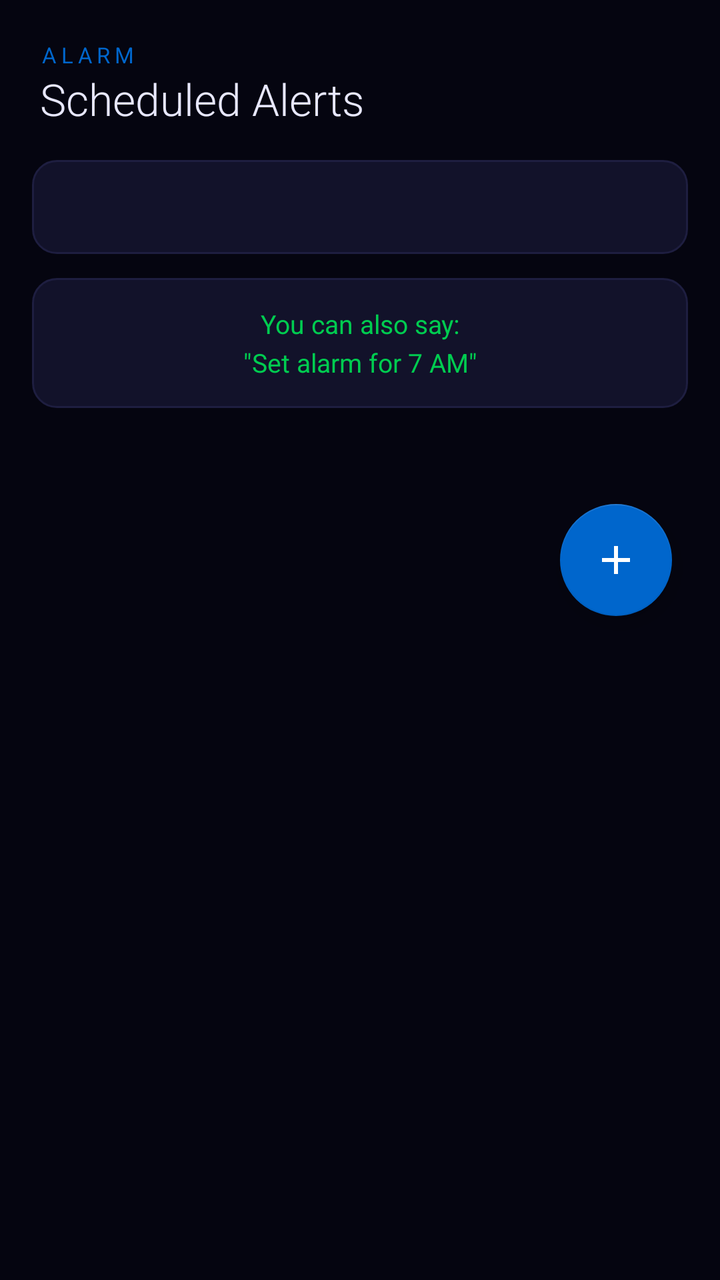
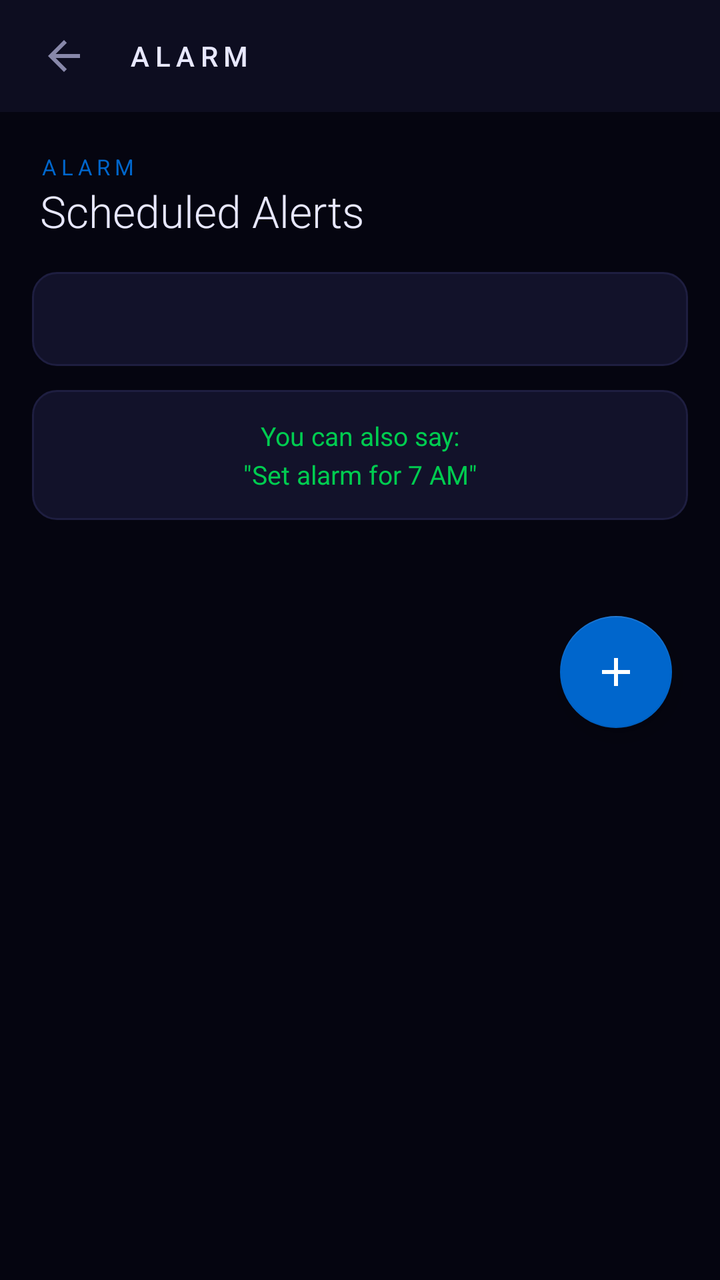

An Android layout rendered at two revisions. The XML below is the earlier revision; the diff shows what the commit changed to produce the second picture.
<!-- AndroidManifest.xml: application theme Theme.JAVIS -->
<!-- res/layout/activity_alarms.xml -->
<?xml version="1.0" encoding="utf-8"?>
<LinearLayout xmlns:android="http://schemas.android.com/apk/res/android"
    xmlns:app="http://schemas.android.com/apk/res-auto"
    android:layout_width="match_parent"
    android:layout_height="match_parent"
    android:orientation="vertical"
    android:background="@color/javis_bg">

    <TextView
        android:layout_width="wrap_content"
        android:layout_height="wrap_content"
        android:text="ALARM"
        android:textColor="@color/javis_red"
        android:textSize="11sp"
        android:letterSpacing="0.2"
        android:paddingHorizontal="20dp"
        android:paddingTop="20dp"/>

    <TextView
        android:layout_width="wrap_content"
        android:layout_height="wrap_content"
        android:text="Scheduled Alerts"
        android:textColor="@color/javis_text_primary"
        android:textSize="22sp"
        android:fontFamily="sans-serif-light"
        android:paddingHorizontal="20dp"
        android:layout_marginBottom="16dp"/>

    <TextView
        android:id="@+id/tv_alarm_info"
        android:layout_width="match_parent"
        android:layout_height="wrap_content"
        android:paddingHorizontal="20dp"
        android:paddingVertical="14dp"
        android:gravity="center"
        android:textColor="@color/javis_text_secondary"
        android:textSize="14sp"
        android:lineSpacingExtra="4dp"
        android:background="@drawable/bg_card"
        android:layout_marginHorizontal="16dp"
        android:layout_marginBottom="12dp"/>

    <TextView
        android:layout_width="match_parent"
        android:layout_height="wrap_content"
        android:paddingHorizontal="20dp"
        android:paddingVertical="14dp"
        android:gravity="center"
        android:text="You can also say:\n&quot;Set alarm for 7 AM&quot;"
        android:textColor="@color/javis_green"
        android:textSize="13sp"
        android:lineSpacingExtra="4dp"
        android:background="@drawable/bg_card"
        android:layout_marginHorizontal="16dp"
        android:layout_marginBottom="24dp"/>

    <com.google.android.material.floatingactionbutton.FloatingActionButton
        android:id="@+id/fab_add_alarm"
        android:layout_width="wrap_content"
        android:layout_height="wrap_content"
        android:layout_gravity="bottom|end"
        android:layout_margin="24dp"
        android:src="@drawable/ic_add"
        android:contentDescription="Add alarm"
        app:backgroundTint="@color/javis_red"
        app:tint="@color/white" />

</LinearLayout>
<!-- resources referenced by this layout -->
<resources>
  <color name="javis_bg">#050510</color>
  <color name="javis_green">#00CC50</color>
  <color name="javis_red">#0066CC</color>
  <color name="javis_text_primary">#E8E8FF</color>
  <color name="javis_text_secondary">#8888AA</color>
  <color name="white">#FFFFFFFF</color>
  <!-- drawable bg_card (drawable) -->
  <?xml version="1.0" encoding="utf-8"?>
  <shape xmlns:android="http://schemas.android.com/apk/res/android">
      <solid android:color="#12122A"/>
      <corners android:radius="12dp"/>
      <stroke android:width="1dp" android:color="#1E1E40"/>
  </shape>
  <!-- drawable ic_add (drawable) -->
  <?xml version="1.0" encoding="utf-8"?>
  <vector xmlns:android="http://schemas.android.com/apk/res/android"
      android:width="24dp" android:height="24dp"
      android:viewportWidth="24" android:viewportHeight="24">
      <path android:fillColor="#FFFFFF"
          android:pathData="M19,13h-6v6h-2v-6H5v-2h6V5h2v6h6v2z"/>
  </vector>
  <style name="Theme.JAVIS" parent="Theme.MaterialComponents.DayNight.NoActionBar">
          <item name="colorPrimary">@color/javis_red</item>
          <item name="colorPrimaryVariant">@color/javis_red_bright</item>
          <item name="colorOnPrimary">@color/white</item>
          <item name="colorSecondary">@color/javis_green</item>
          <item name="colorOnSecondary">@color/black</item>
          <item name="android:colorBackground">@color/javis_bg</item>
          <item name="android:textColorPrimary">@color/javis_text_primary</item>
          <item name="android:textColorSecondary">@color/javis_text_secondary</item>
          <item name="android:windowBackground">@color/javis_bg</item>
          <item name="android:statusBarColor">@color/javis_bg</item>
          <item name="android:navigationBarColor">@color/javis_bg</item>
          <item name="android:windowLightStatusBar">false</item>
      </style>
  <color name="javis_red_bright">#0088FF</color>
  <color name="black">#FF000000</color>
</resources>

<!-- the commit's change to res/layout/activity_alarms.xml (unified diff, before → after) -->
@@ -5,6 +5,34 @@
     android:layout_height="match_parent"
     android:orientation="vertical"
     android:background="@color/javis_bg">
+
+    <LinearLayout
+        android:layout_width="match_parent"
+        android:layout_height="56dp"
+        android:orientation="horizontal"
+        android:gravity="center_vertical"
+        android:background="@color/javis_surface"
+        android:paddingHorizontal="8dp">
+
+        <ImageButton
+            android:id="@+id/btn_back"
+            android:layout_width="48dp"
+            android:layout_height="48dp"
+            android:src="@drawable/ic_back"
+            android:background="?attr/selectableItemBackgroundBorderless"
+            android:tint="@color/javis_text_secondary"
+            android:contentDescription="Back" />
+
+        <TextView
+            android:layout_width="wrap_content"
+            android:layout_height="wrap_content"
+            android:text="ALARM"
+            android:textColor="@color/javis_text_primary"
+            android:textSize="14sp"
+            android:fontFamily="sans-serif-medium"
+            android:letterSpacing="0.2"
+            android:layout_marginStart="8dp"/>
+    </LinearLayout>
 
     <TextView
         android:layout_width="wrap_content"
<!-- resource entries referenced after the edit -->
@@ -3,6 +3,7 @@
   <color name="javis_bg">#050510</color>
   <color name="javis_green">#00CC50</color>
   <color name="javis_red">#0066CC</color>
+  <color name="javis_surface">#0D0D20</color>
   <color name="javis_text_primary">#E8E8FF</color>
   <color name="javis_text_secondary">#8888AA</color>
   <color name="white">#FFFFFFFF</color>
@@ -20,6 +21,14 @@
       android:viewportWidth="24" android:viewportHeight="24">
       <path android:fillColor="#FFFFFF"
           android:pathData="M19,13h-6v6h-2v-6H5v-2h6V5h2v6h6v2z"/>
+  </vector>
+  <!-- drawable ic_back (drawable) -->
+  <?xml version="1.0" encoding="utf-8"?>
+  <vector xmlns:android="http://schemas.android.com/apk/res/android"
+      android:width="24dp" android:height="24dp"
+      android:viewportWidth="24" android:viewportHeight="24">
+      <path android:fillColor="#8888AA"
+          android:pathData="M20,11H7.83l5.59-5.59L12,4l-8,8 8,8 1.41-1.41L7.83,13H20v-2z"/>
   </vector>
   <style name="Theme.JAVIS" parent="Theme.MaterialComponents.DayNight.NoActionBar">
           <item name="colorPrimary">@color/javis_red</item>
